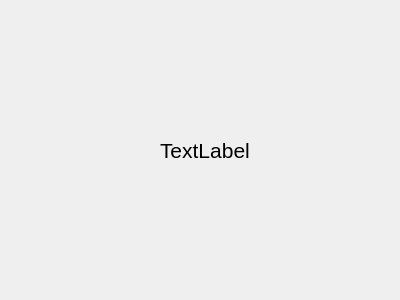
Above: src/app/ui/historytree.ui from PLLUG/sourceline before the change. Below: the same form after it.
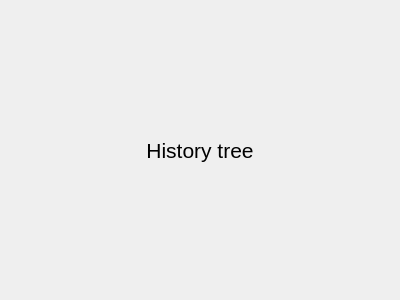
That is the form after the change.

Commit message: deleted some files from revision tree, added c++11

What changed in the file:
```diff
--- a/src/app/ui/historytree.ui
+++ b/src/app/ui/historytree.ui
@@ -13,24 +13,23 @@
   <property name="windowTitle">
    <string>History Tree</string>
   </property>
+  <layout class="QHBoxLayout" name="horizontalLayout">
+   <item>
   <widget class="QLabel" name="label">
-   <property name="geometry">
-    <rect>
-     <x>160</x>
-     <y>120</y>
-     <width>141</width>
-     <height>61</height>
-    </rect>
-   </property>
    <property name="font">
     <font>
      <pointsize>16</pointsize>
     </font>
    </property>
    <property name="text">
-    <string>TextLabel</string>
-   </property>
-  </widget>
+      <string>History tree</string>
+     </property>
+     <property name="alignment">
+      <set>Qt::AlignCenter</set>
+     </property>
+    </widget>
+   </item>
+  </layout>
  </widget>
  <resources/>
  <connections/>
```
Lines whose indentation alone changed are shown as unchanged. The commit also changes 37 other files.
